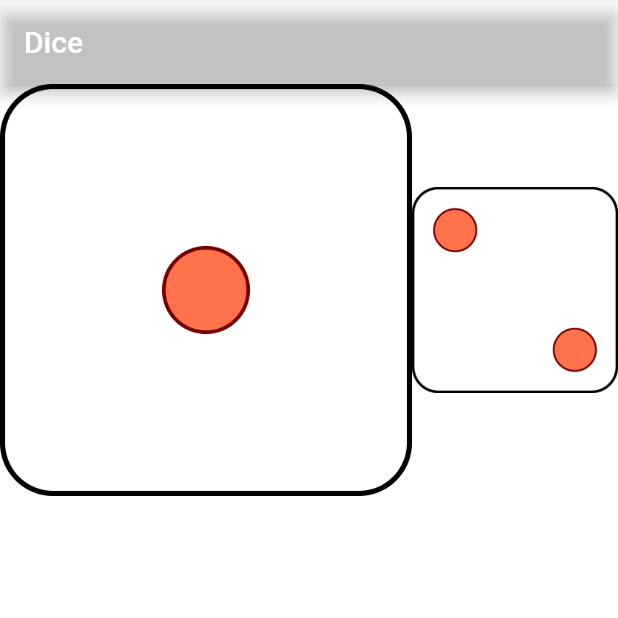
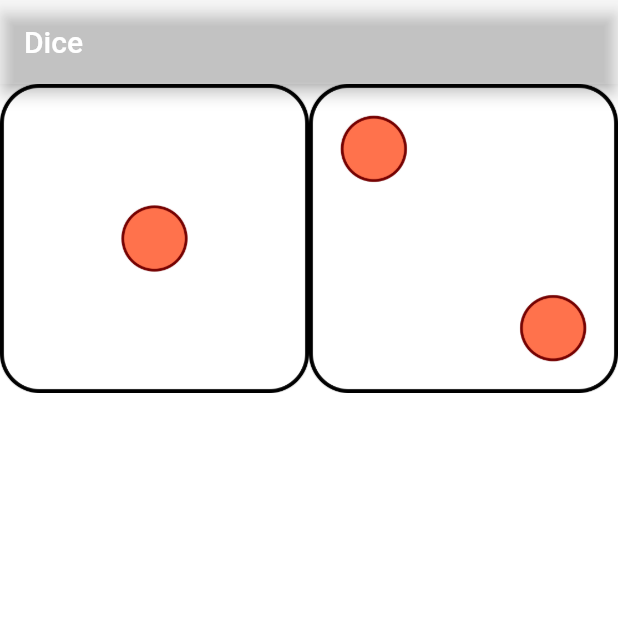
Before and after one commit to Ashraf236/Learning_Flutter, a Flutter app: the screen it shows after launch, on a phone screen of 412 x 824 dp, the top half of it. Run offline on Flutter 3.47's test engine with Material 2 defaults, Android fonts, the light colour scheme and no system bars.

Commit message:
Image.asset used for shorter and cleane code

```diff
--- a/DiceApp/lib/main.dart
+++ b/DiceApp/lib/main.dart
@@ -21,12 +21,12 @@ class DicePage extends StatelessWidget {
     return Row(
       children: <Widget>[
         Expanded(
-          flex: 2,
-          child: Image(image: AssetImage('images/dice-1.png')),
+          //flex: 2,
+          child: Image.asset('images/dice-1.png'),
         ),
         Expanded(
-          flex: 1,
-          child: Image(image: AssetImage('images/dice-2.png')),
+          //flex: 1,
+          child: Image.asset('images/dice-2.png'),
         ),
       ],
     );
```
